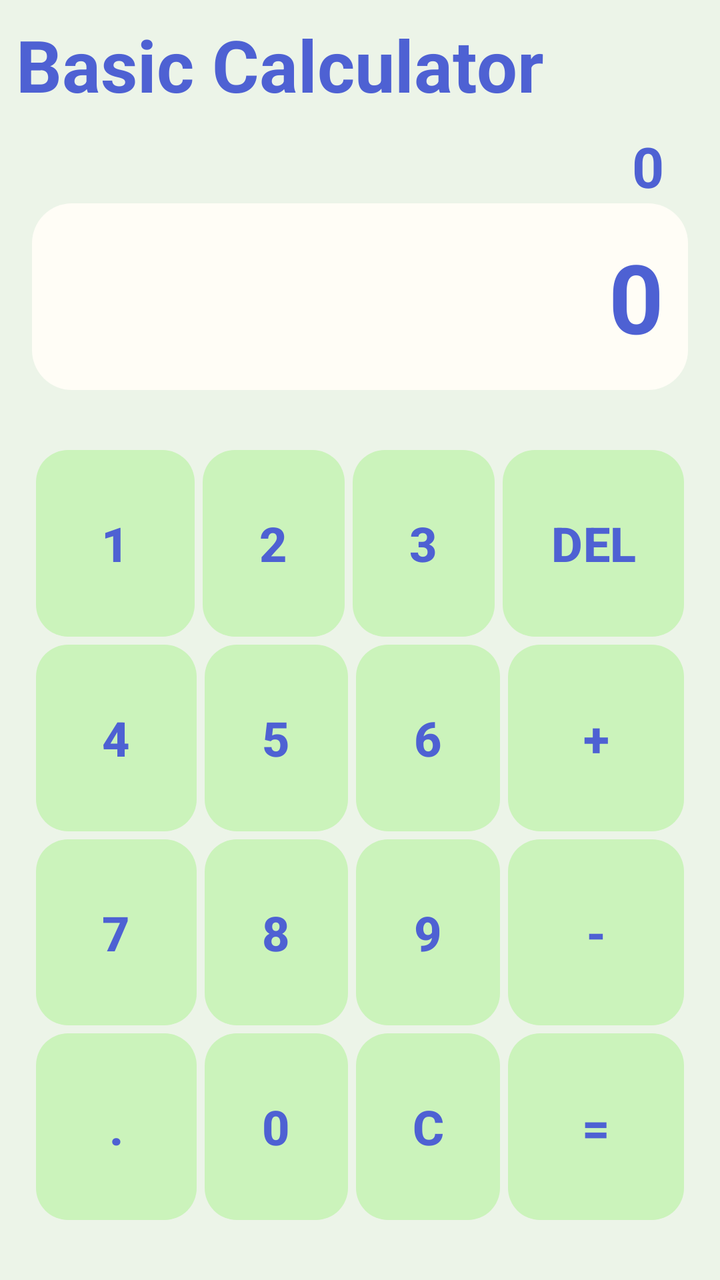
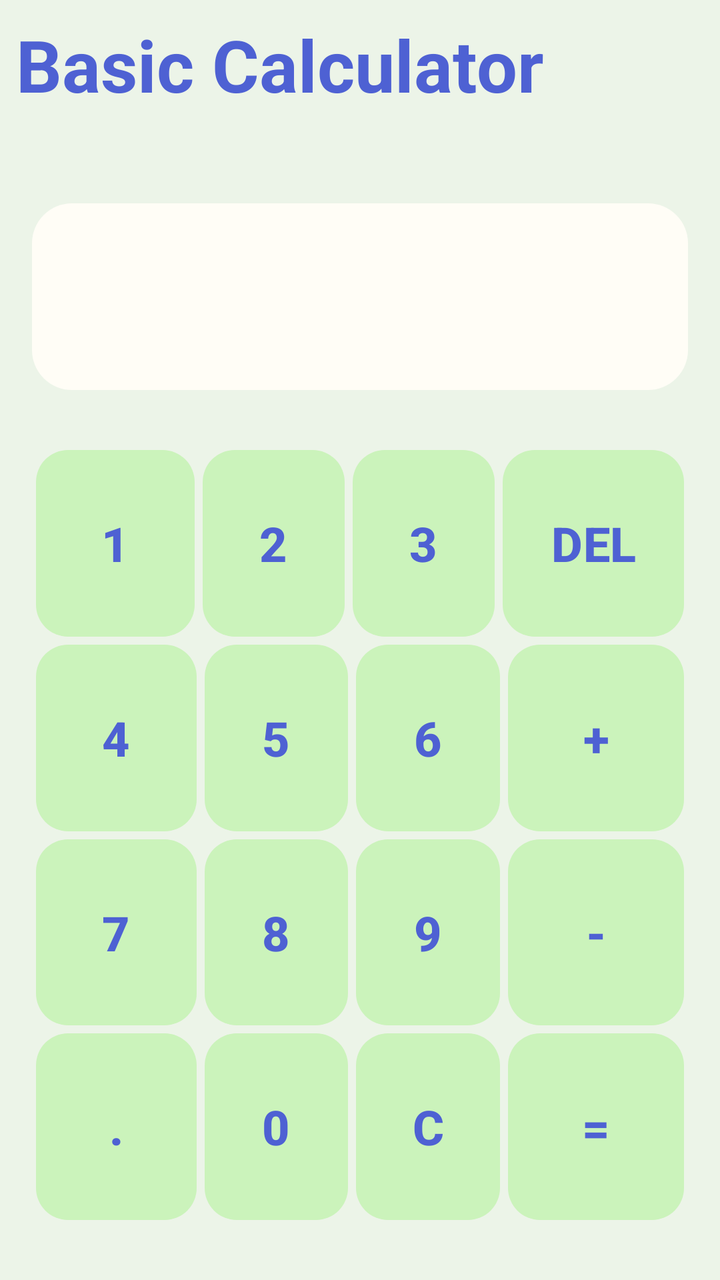

Compare the two renders of this Android layout. The source of the first and the diff that turns it into the second are given below.
<!-- AndroidManifest.xml: application theme Theme.BasicCalculator -->
<!-- res/layout/activity_main.xml -->
<?xml version="1.0" encoding="utf-8"?>
<androidx.constraintlayout.widget.ConstraintLayout xmlns:android="http://schemas.android.com/apk/res/android"
    xmlns:app="http://schemas.android.com/apk/res-auto"
    xmlns:tools="http://schemas.android.com/tools"
    android:id="@+id/main"
    android:layout_width="match_parent"
    android:layout_height="match_parent"
    android:background="@color/background"
    tools:context=".MainActivity">

    <TextView
        android:id="@+id/tv_title"
        android:layout_width="wrap_content"
        android:layout_height="wrap_content"
        android:layout_marginStart="8dp"
        android:layout_marginTop="8dp"
        android:text="@string/title"
        android:textColor="@color/text"
        android:textSize="36dp"
        android:textStyle="bold"
        app:layout_constraintStart_toStartOf="parent"
        app:layout_constraintTop_toTopOf="parent" />
    
    <androidx.constraintlayout.widget.ConstraintLayout
        android:id="@+id/cl_inputOutput"
        android:layout_width="match_parent"
        android:layout_height="0dp"
        android:layout_marginHorizontal="16dp"
        android:layout_marginTop="8dp"
        app:layout_constraintEnd_toEndOf="parent"
        app:layout_constraintStart_toStartOf="parent"
        app:layout_constraintTop_toBottomOf="@id/tv_title">

        <LinearLayout
            android:id="@+id/ll_input"
            android:layout_width="match_parent"
            android:layout_height="0dp"
            android:orientation="vertical"
            app:layout_constraintEnd_toEndOf="parent"
            app:layout_constraintTop_toTopOf="parent">

            <TextView
                android:id="@+id/tv_input"
                android:layout_width="match_parent"
                android:layout_height="match_parent"
                android:layout_marginEnd="12dp"
                android:gravity="center|end"
                android:text="@string/num0"
                android:textColor="@color/text"
                android:textSize="28dp"
                android:textStyle="bold" />
        </LinearLayout>

        <LinearLayout
            android:id="@+id/ll_output"
            android:layout_width="match_parent"
            android:layout_height="280px"
            android:background="@drawable/custom_bg"
            android:orientation="vertical"
            app:layout_constraintEnd_toEndOf="parent"
            app:layout_constraintTop_toBottomOf="@id/ll_input">
            <TextView
                android:id="@+id/tv_output"
                android:layout_width="match_parent"
                android:layout_height="match_parent"
                android:layout_marginEnd="12dp"
                android:gravity="center|end"
                android:text="@string/num0"
                android:textColor="@color/text"
                android:textSize="48dp"
                android:textStyle="bold" />
        </LinearLayout>
    </androidx.constraintlayout.widget.ConstraintLayout>
    
    <androidx.constraintlayout.widget.ConstraintLayout
        android:id="@+id/cl_numPad"
        android:layout_width="match_parent"
        android:layout_height="0dp"
        android:layout_marginHorizontal="16dp"
        android:layout_marginVertical="28dp"
        app:layout_constraintBottom_toBottomOf="parent"
        app:layout_constraintEnd_toEndOf="parent"
        app:layout_constraintStart_toStartOf="parent"
        app:layout_constraintTop_toBottomOf="@id/cl_inputOutput">
        
        <LinearLayout
            android:id="@+id/ll_firstRow"
            android:layout_width="match_parent"
            android:layout_height="0dp"
            android:orientation="horizontal"
            app:layout_constraintBottom_toTopOf="@id/ll_secondRow"
            app:layout_constraintEnd_toEndOf="parent"
            app:layout_constraintStart_toStartOf="parent"
            app:layout_constraintTop_toTopOf="parent">

            <com.google.android.material.button.MaterialButton
                android:id="@+id/btn_1"
                android:layout_width="0dp"
                android:layout_height="match_parent"
                android:layout_margin="2dp"
                android:layout_weight="28"
                android:background="@drawable/cust_container"
                android:text="@string/num1"
                android:textColor="@color/text"
                android:textSize="24sp"
                android:textStyle="bold"
                app:backgroundTint="@null"
                app:layout_constraintStart_toStartOf="parent"
                app:layout_constraintTop_toTopOf="parent" />

            <com.google.android.material.button.MaterialButton
                android:id="@+id/btn_2"
                android:layout_width="0dp"
                android:layout_height="match_parent"
                android:layout_margin="2dp"
                android:layout_weight="25"
                android:background="@drawable/cust_container"
                android:text="@string/num2"
                android:textColor="@color/text"
                android:textSize="24sp"
                android:textStyle="bold"
                app:backgroundTint="@null"
                app:layout_constraintStart_toStartOf="parent"
                app:layout_constraintTop_toTopOf="parent" />

            <com.google.android.material.button.MaterialButton
                android:id="@+id/btn_3"
                android:layout_width="0dp"
                android:layout_height="match_parent"
                android:layout_margin="2dp"
                android:layout_weight="25"
                android:background="@drawable/cust_container"
                android:text="@string/num3"
                android:textColor="@color/text"
                android:textSize="24sp"
                android:textStyle="bold"
                app:backgroundTint="@null"
                app:layout_constraintStart_toStartOf="parent"
                app:layout_constraintTop_toTopOf="parent" />

            <com.google.android.material.button.MaterialButton
                android:id="@+id/btn_del"
                android:layout_width="wrap_content"
                android:layout_height="match_parent"
                android:layout_margin="2dp"
                android:background="@drawable/cust_container"
                android:text="@string/delete"
                android:textColor="@color/text"
                android:textSize="24sp"
                android:textStyle="bold"
                app:backgroundTint="@null"
                app:layout_constraintStart_toStartOf="parent"
                app:layout_constraintTop_toTopOf="parent" />
        </LinearLayout>
        
        <LinearLayout
            android:id="@+id/ll_secondRow"
            android:layout_width="match_parent"
            android:layout_height="0dp"
            android:orientation="horizontal"
            app:layout_constraintBottom_toTopOf="@id/ll_thirdRow"
            app:layout_constraintEnd_toEndOf="parent"
            app:layout_constraintStart_toStartOf="parent"
            app:layout_constraintTop_toBottomOf="@id/ll_firstRow">

            <com.google.android.material.button.MaterialButton
                android:id="@+id/btn_4"
                android:layout_width="0dp"
                android:layout_height="match_parent"
                android:layout_margin="2dp"
                android:layout_weight="28"
                android:background="@drawable/cust_container"
                android:text="@string/num4"
                android:textColor="@color/text"
                android:textSize="24sp"
                android:textStyle="bold"
                app:backgroundTint="@null"
                app:layout_constraintStart_toStartOf="parent"
                app:layout_constraintTop_toTopOf="parent" />

            <com.google.android.material.button.MaterialButton
                android:id="@+id/btn_5"
                android:layout_width="0dp"
                android:layout_height="match_parent"
                android:layout_margin="2dp"
                android:layout_weight="25"
                android:background="@drawable/cust_container"
                android:text="@string/num5"
                android:textColor="@color/text"
                android:textSize="24sp"
                android:textStyle="bold"
                app:backgroundTint="@null"
                app:layout_constraintStart_toStartOf="parent"
                app:layout_constraintTop_toTopOf="parent" />

            <com.google.android.material.button.MaterialButton
                android:id="@+id/btn_6"
                android:layout_width="0dp"
                android:layout_height="match_parent"
                android:layout_margin="2dp"
                android:layout_weight="25"
                android:background="@drawable/cust_container"
                android:text="@string/num6"
                android:textColor="@color/text"
                android:textSize="24sp"
                android:textStyle="bold"
                app:backgroundTint="@null"
                app:layout_constraintStart_toStartOf="parent"
                app:layout_constraintTop_toTopOf="parent" />

            <com.google.android.material.button.MaterialButton
                android:id="@+id/btn_plus"
                android:layout_width="wrap_content"
                android:layout_height="match_parent"
                android:layout_margin="2dp"
                android:background="@drawable/cust_container"
                android:text="@string/plus"
                android:textColor="@color/text"
                android:textSize="24sp"
                android:textStyle="bold"
                app:backgroundTint="@null"
                app:layout_constraintStart_toStartOf="parent"
                app:layout_constraintTop_toTopOf="parent" />

        </LinearLayout>
        
        <LinearLayout
            android:id="@+id/ll_thirdRow"
            android:layout_width="match_parent"
            android:layout_height="0dp"
            android:orientation="horizontal"
            app:layout_constraintBottom_toTopOf="@id/ll_fourthRow"
            app:layout_constraintEnd_toEndOf="parent"
            app:layout_constraintStart_toStartOf="parent"
            app:layout_constraintTop_toBottomOf="@id/ll_secondRow">

            <com.google.android.material.button.MaterialButton
                android:id="@+id/btn_7"
                android:layout_width="0dp"
                android:layout_height="match_parent"
                android:layout_margin="2dp"
                android:layout_weight="28"
                android:background="@drawable/cust_container"
                android:text="@string/num7"
                android:textColor="@color/text"
                android:textSize="24sp"
                android:textStyle="bold"
                app:backgroundTint="@null"
                app:layout_constraintStart_toStartOf="parent"
                app:layout_constraintTop_toTopOf="parent" />

            <com.google.android.material.button.MaterialButton
                android:id="@+id/btn_8"
                android:layout_width="0dp"
                android:layout_height="match_parent"
                android:layout_margin="2dp"
                android:layout_weight="25"
                android:background="@drawable/cust_container"
                android:text="@string/num8"
                android:textColor="@color/text"
                android:textSize="24sp"
                android:textStyle="bold"
                app:backgroundTint="@null"
                app:layout_constraintStart_toStartOf="parent"
                app:layout_constraintTop_toTopOf="parent" />

            <com.google.android.material.button.MaterialButton
                android:id="@+id/btn_9"
                android:layout_width="0dp"
                android:layout_height="match_parent"
                android:layout_margin="2dp"
                android:layout_weight="25"
                android:background="@drawable/cust_container"
                android:text="@string/num9"
                android:textColor="@color/text"
                android:textSize="24sp"
                android:textStyle="bold"
                app:backgroundTint="@null"
                app:layout_constraintStart_toStartOf="parent"
                app:layout_constraintTop_toTopOf="parent" />

            <com.google.android.material.button.MaterialButton
                android:id="@+id/btn_minus"
                android:layout_width="wrap_content"
                android:layout_height="match_parent"
                android:layout_margin="2dp"
                android:background="@drawable/cust_container"
                android:text="@string/minus"
                android:textColor="@color/text"
                android:textSize="24sp"
                android:textStyle="bold"
                app:backgroundTint="@null"
                app:layout_constraintStart_toStartOf="parent"
                app:layout_constraintTop_toTopOf="parent" />

        </LinearLayout>
        
        <LinearLayout
            android:id="@+id/ll_fourthRow"
            android:layout_width="match_parent"
            android:layout_height="0dp"
            android:orientation="horizontal"
            app:layout_constraintEnd_toEndOf="parent"
            app:layout_constraintStart_toStartOf="parent"
            app:layout_constraintBottom_toBottomOf="parent"
            app:layout_constraintTop_toBottomOf="@id/ll_thirdRow">

            <com.google.android.material.button.MaterialButton
                android:id="@+id/btn_koma"
                android:layout_width="0dp"
                android:layout_height="match_parent"
                android:layout_margin="2dp"
                android:layout_weight="28"
                android:background="@drawable/cust_container"
                android:text="@string/koma"
                android:textColor="@color/text"
                android:textSize="24sp"
                android:textStyle="bold"
                app:backgroundTint="@null"
                app:layout_constraintStart_toStartOf="parent"
                app:layout_constraintTop_toTopOf="parent" />

            <com.google.android.material.button.MaterialButton
                android:id="@+id/btn_0"
                android:layout_width="0dp"
                android:layout_height="match_parent"
                android:layout_margin="2dp"
                android:layout_weight="25"
                android:background="@drawable/cust_container"
                android:text="@string/num0"
                android:textColor="@color/text"
                android:textSize="24sp"
                android:textStyle="bold"
                app:backgroundTint="@null"
                app:layout_constraintStart_toStartOf="parent"
                app:layout_constraintTop_toTopOf="parent" />

            <com.google.android.material.button.MaterialButton
                android:id="@+id/btn_clear"
                android:layout_width="0dp"
                android:layout_height="match_parent"
                android:layout_margin="2dp"
                android:layout_weight="25"
                android:background="@drawable/cust_container"
                android:text="@string/clear"
                android:textColor="@color/text"
                android:textSize="24sp"
                android:textStyle="bold"
                app:backgroundTint="@null"
                app:layout_constraintStart_toStartOf="parent"
                app:layout_constraintTop_toTopOf="parent" />

            <com.google.android.material.button.MaterialButton
                android:id="@+id/btn_calculate"
                android:layout_width="wrap_content"
                android:layout_height="match_parent"
                android:layout_margin="2dp"
                android:background="@drawable/cust_container"
                android:text="@string/calculate"
                android:textColor="@color/text"
                android:textSize="24sp"
                android:textStyle="bold"
                app:backgroundTint="@null"
                app:layout_constraintStart_toStartOf="parent"
                app:layout_constraintTop_toTopOf="parent" />

        </LinearLayout>

    </androidx.constraintlayout.widget.ConstraintLayout>


</androidx.constraintlayout.widget.ConstraintLayout>
<!-- resources referenced by this layout -->
<resources>
  <color name="background">#ECF4E8</color>
  <color name="text">#4E61D3</color>
  <!-- drawable cust_container (drawable) -->
  <?xml version="1.0" encoding="utf-8"?>
  <ripple xmlns:android="http://schemas.android.com/apk/res/android"
      android:color="@color/ripple">
      <item>
          <shape android:shape="rectangle">
              <solid android:color="@color/button" />
              <corners android:radius="16dp"/>
          </shape>
      </item>
  </ripple>
  <!-- drawable custom_bg (drawable) -->
  <?xml version="1.0" encoding="utf-8"?>
  <selector xmlns:android="http://schemas.android.com/apk/res/android">
  <item>
      <shape android:shape="rectangle">
          <solid android:color="@color/forebackground"/>
          <corners android:radius="20dp"/>
      </shape>
  </item>
  </selector>
  <string name="calculate">=</string>
  <string name="clear">C</string>
  <string name="delete">DEL</string>
  <string name="koma">.</string>
  <string name="minus">-</string>
  <string name="num0">0</string>
  <string name="num1">1</string>
  <string name="num2">2</string>
  <string name="num3">3</string>
  <string name="num4">4</string>
  <string name="num5">5</string>
  <string name="num6">6</string>
  <string name="num7">7</string>
  <string name="num8">8</string>
  <string name="num9">9</string>
  <string name="plus">+</string>
  <string name="title">Basic Calculator</string>
  <style name="Theme.BasicCalculator" parent="Base.Theme.BasicCalculator" />
  <color name="ripple">#ABE7B2</color>
  <color name="button">#CBF3BB</color>
  <color name="forebackground">#FFFDF6</color>
  <style name="Base.Theme.BasicCalculator" parent="Theme.Material3.DayNight.NoActionBar">
          
          
      </style>
</resources>

<!-- the commit's change to res/layout/activity_main.xml (unified diff, before → after) -->
@@ -34,7 +34,7 @@
         <LinearLayout
             android:id="@+id/ll_input"
             android:layout_width="match_parent"
-            android:layout_height="0dp"
+            android:layout_height="match_parent"
             android:orientation="vertical"
             app:layout_constraintEnd_toEndOf="parent"
             app:layout_constraintTop_toTopOf="parent">
@@ -45,7 +45,6 @@
                 android:layout_height="match_parent"
                 android:layout_marginEnd="12dp"
                 android:gravity="center|end"
-                android:text="@string/num0"
                 android:textColor="@color/text"
                 android:textSize="28dp"
                 android:textStyle="bold" />
@@ -65,7 +64,6 @@
                 android:layout_height="match_parent"
                 android:layout_marginEnd="12dp"
                 android:gravity="center|end"
-                android:text="@string/num0"
                 android:textColor="@color/text"
                 android:textSize="48dp"
                 android:textStyle="bold" />
